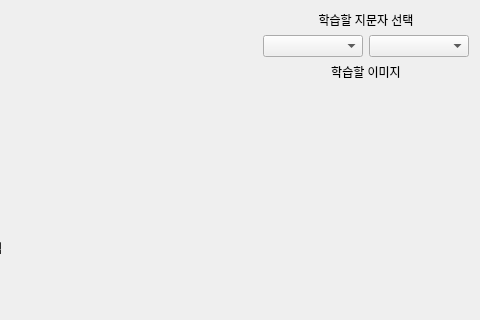
Qt form resource/study_form.ui (boa9448/PyAutoMakerHuman) before a commit; both pictures show x 358 to 838 and y 0 to 320 of the 838 by 632 pixel window.
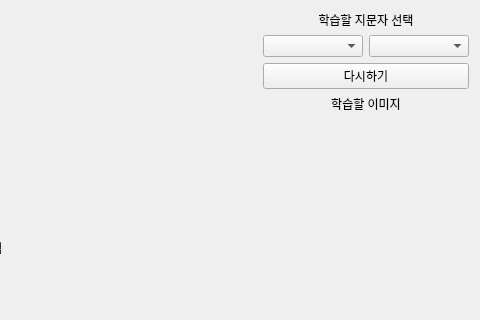
The same form after that commit.

Commit message: 다시하기 버튼 추가(기능 작성 완료)

Diff of the .ui file:
```diff
--- a/resource/study_form.ui
+++ b/resource/study_form.ui
@@ -77,6 +77,13 @@
        </item>
       </layout>
      </item>
+     <item>
+      <widget class="QPushButton" name="reset_button">
+       <property name="text">
+        <string>다시하기</string>
+       </property>
+      </widget>
+     </item>
      <item>
       <widget class="QLabel" name="study_img_label">
        <property name="sizePolicy">
```
The commit also changes 2 other files.
